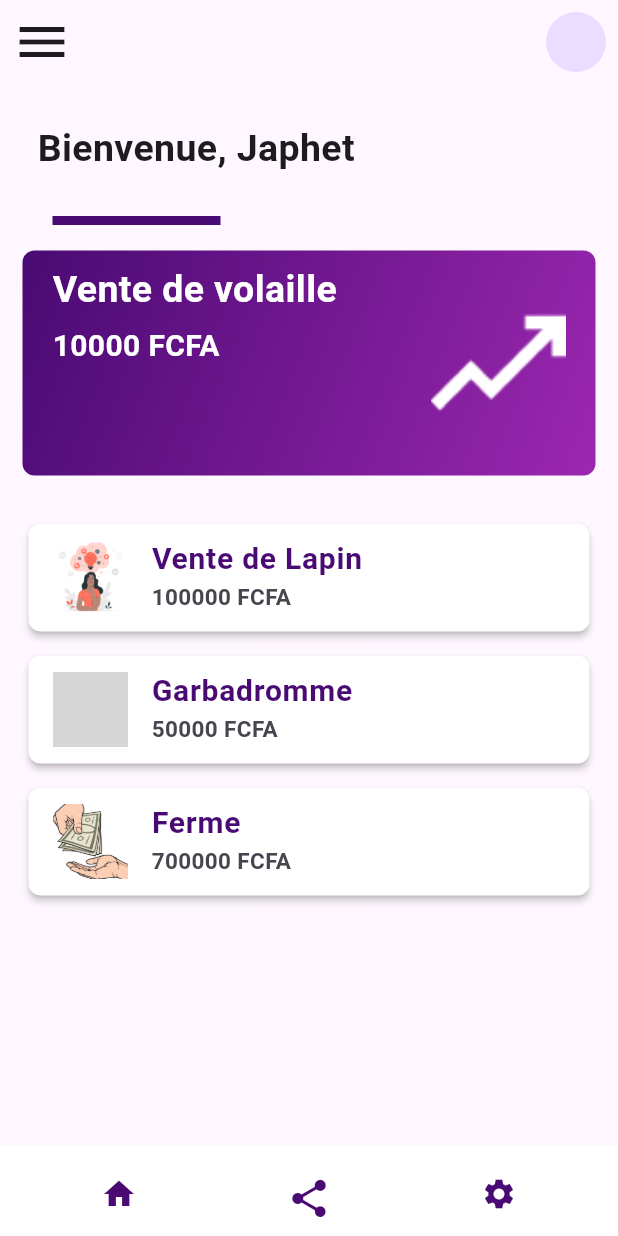
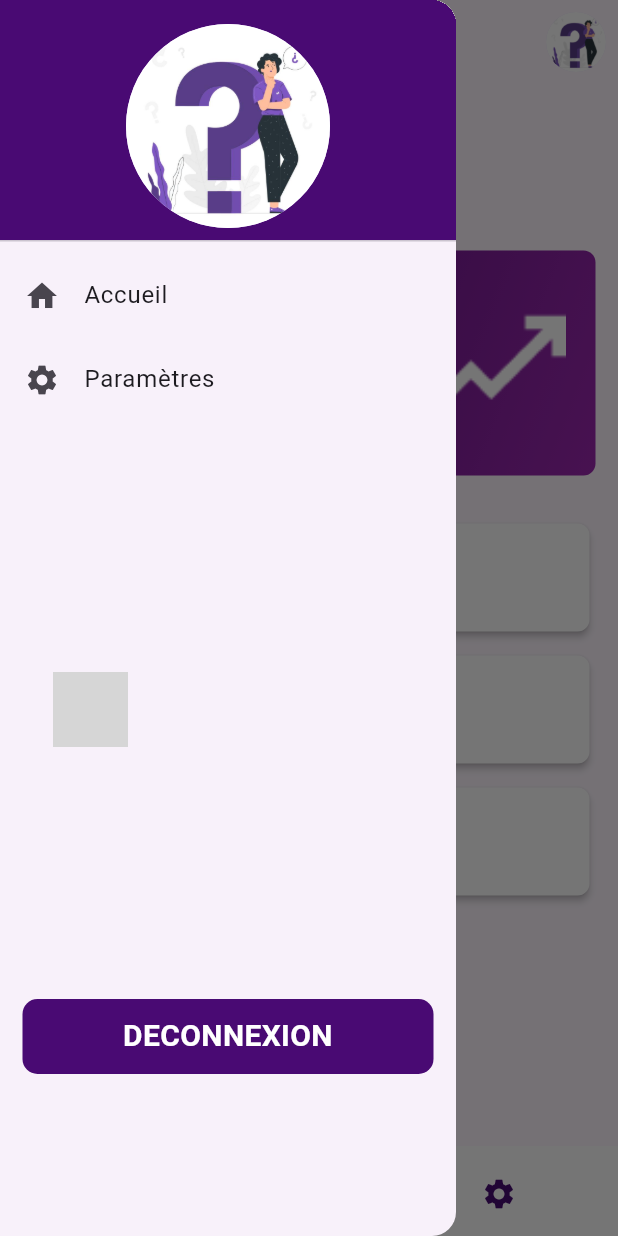
Before and after one commit to yacou226/FinanceMe, a Flutter app: the Dashboard screen opened directly, after a tap on the "menu" icon, on a phone screen of 412 x 824 dp. Run offline on Flutter 3.47's test engine with Material 2 defaults, Android fonts, the phone set to English and light mode, and no system bars; our stand-ins replace get, smooth_page_indicator; missing offline and left inert: editable_image; grey boxes are pictures that could not be loaded.

Commit message:
Mdf page profil & drawer

```diff
--- a/lib/Components/AppBar.dart
+++ b/lib/Components/AppBar.dart
@@ -1,4 +1,6 @@
+import 'package:finance_me/Pages/modification_Pofil/Profil.dart';
 import 'package:flutter/material.dart';
+import 'package:get/route_manager.dart';
 
 class MyAppBar extends StatelessWidget implements PreferredSizeWidget {
   @override
@@ -18,11 +20,25 @@ class MyAppBar extends StatelessWidget implements PreferredSizeWidget {
       ),
       actions: [
         IconButton(
-          icon: const CircleAvatar(),
-          onPressed: () {},
+          icon:  CircleAvatar(
+             child: ClipOval(
+              child: Image.asset(
+                'assets/logo.jpg',
+                fit: BoxFit.cover,
+              ),
+
+            ),
+          ),
+          onPressed: () {
+             Navigator.push(
+                          context,
+                          MaterialPageRoute(
+                              builder: (context) => MyProfile()));
+          },
           iconSize: 40,
         ),
       ],
     );
+
   }
 }
--- a/lib/Components/BottomAppBar.dart
+++ b/lib/Components/BottomAppBar.dart
@@ -1,3 +1,4 @@
+import 'package:finance_me/Pages/Dashboard.dart';
 import 'package:flutter/material.dart';
 
 
@@ -17,7 +18,12 @@ class MyBottomAppBar extends StatelessWidget {
         children: [
           IconButton(
             icon: Icon(Icons.home, color: color),
-            onPressed: () {},
+            onPressed: () {
+               Navigator.push(
+                          context,
+                          MaterialPageRoute(
+                              builder: (context) => Dashboard()));
+            },
           ),
           Padding(
             padding: const EdgeInsets.only(bottom: 10),
--- a/lib/Components/TextField.dart
+++ b/lib/Components/TextField.dart
@@ -25,7 +25,7 @@ Widget createTextFieldWithIcon(
           ),
           contentPadding: EdgeInsets.zero,
           hintText: hintText,
-          floatingLabelBehavior: FloatingLabelBehavior.never, // Added this line
+          floatingLabelBehavior: FloatingLabelBehavior.never,
         ),
       ),
     ),
--- /dev/null
+++ b/lib/Components/drawer.dart
@@ -0,0 +1,44 @@
+import 'package:finance_me/Components/Buttons.dart';
+import 'package:flutter/material.dart';
+
+Widget buildDrawer(BuildContext context) {
+  return Drawer(
+    child: ListView(
+      padding: EdgeInsets.zero,
+      children: [
+        DrawerHeader(
+          decoration: const BoxDecoration(
+            color: Color.fromARGB(255, 73, 10, 115),
+          ),
+          child: CircleAvatar(
+            child: ClipOval(
+              child: Image.asset(
+                'assets/logo.jpg',
+                fit: BoxFit.cover,
+              ),
+            ),
+          ),
+        ),
+        ListTile(
+          leading: Icon(Icons.home),
+          title: Text('Accueil'),
+          onTap: () {
+            Navigator.pop(context);
+          },
+        ),
+        ListTile(
+          leading: Icon(Icons.settings),
+          title: Text('Paramètres'),
+          onTap: () {
+            Navigator.pop(context);
+          },
+        ),
+        const Padding(padding: EdgeInsets.only(top: 370)),
+
+        InkWell(
+          child: buttons("DECONNEXION"),
+        )
+      ],
+    ),
+  );
+}
--- a/lib/Pages/Dashboard.dart
+++ b/lib/Pages/Dashboard.dart
@@ -5,6 +5,8 @@ import 'package:finance_me/Components/BottomAppBar.dart';
 import 'package:finance_me/Components/Card.dart';
 import 'package:finance_me/Components/cardFinancier.dart';
 import 'package:flutter/material.dart';
+
+import '../Components/drawer.dart';
 
 class Dashboard extends StatelessWidget {
   final String user = 'Japhet';
@@ -15,6 +17,7 @@ class Dashboard extends StatelessWidget {
   Widget build(BuildContext context) {
     return Scaffold(
       appBar: MyAppBar(),
+      drawer: buildDrawer(context),
       body: SingleChildScrollView(
         child: Padding(
           padding: const EdgeInsets.all(15),
--- a/lib/main.dart
+++ b/lib/main.dart
@@ -1,4 +1,6 @@
+import 'package:finance_me/Pages/Dashboard.dart';
 import 'package:finance_me/Pages/OnBordingPage.dart';
+import 'package:finance_me/Pages/modification_Pofil/Profil.dart';
 import 'package:flutter/material.dart';
 
 void main() {
@@ -18,6 +20,7 @@ class MyApp extends StatelessWidget {
           colorScheme: ColorScheme.fromSeed(seedColor: Colors.deepPurple),
           useMaterial3: true,
         ),
-        home:  OnboardingPage());
+        home:  Dashboard()
+        );
   }
 }
--- a/pubspec.yaml
+++ b/pubspec.yaml
@@ -38,6 +38,9 @@ dependencies:
   cupertino_icons: ^1.0.2
   smooth_page_indicator: ^1.1.0
   passwordfield: ^0.2.0
+  image_picker: ^1.0.1
+  editable_image: ^2.0.0
+
 
 dev_dependencies:
   flutter_test:
```
Also changed, not shown: lib/Pages/modification_Pofil/Profil.dart (added, +128 -0 lines), pubspec.lock, 7 other files.
